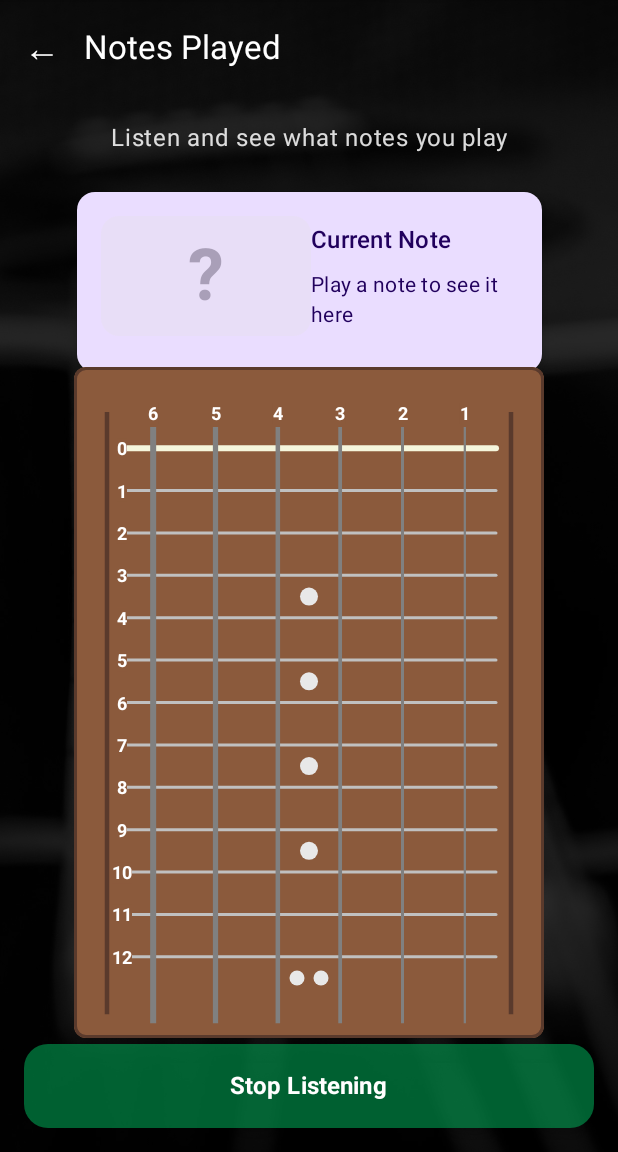
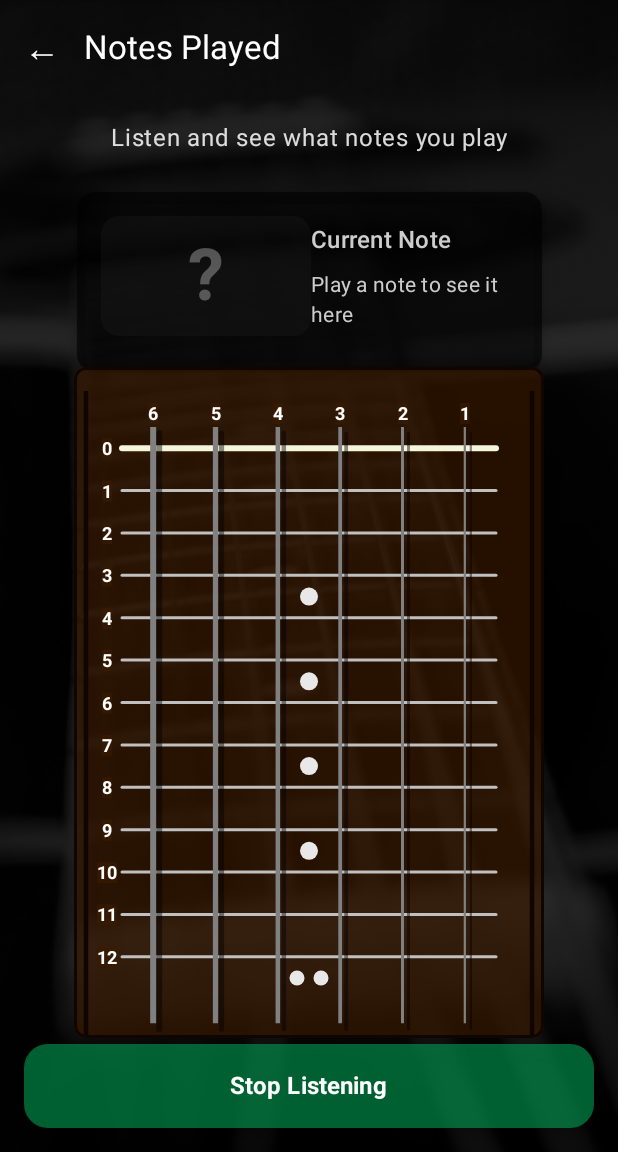
Before and after one commit to tobi01001/android-guitar-notes-learner, an Android app built with Jetpack Compose: the NotesPlayedScreen screen opened through its navigation route, after a tap on "Start Listening", on a phone screen of 412 x 824 dp, the part 84-1236 px from its top. Run offline under Robolectric (Android 15) with nearby library versions, the phone set to English and light mode, and no system bars.

Commit message:
Refine Fretboard visuals and Note display styling
- Add shadows to strings and darken wood colors in FretboardView
- Adjust layout offsets for neck edges and fret numbers
- Simplify double fret marker logic
- Update NotesPlayedScreen to use static dark theme colors
- Bump Android Gradle Plugin to 8.13.1

Signed-off-by: tobi01001 <tobi931@googlemail.com>

```diff
--- a/app/src/main/java/com/androidguitarnotes/app/notesplayed/FretboardView.kt
+++ b/app/src/main/java/com/androidguitarnotes/app/notesplayed/FretboardView.kt
@@ -9,6 +9,7 @@ import androidx.compose.runtime.Composable
 import androidx.compose.ui.Alignment
 import androidx.compose.ui.Modifier
 import androidx.compose.ui.draw.clip
+import androidx.compose.ui.draw.shadow
 import androidx.compose.ui.geometry.Offset
 import androidx.compose.ui.graphics.Color
 import androidx.compose.ui.graphics.StrokeCap
@@ -26,12 +27,12 @@ import com.androidguitarnotes.app.notesplayed.FretboardGridSystem.PixelLayout
 import com.androidguitarnotes.app.ui.NoteColors
 
 // Realistic fretboard colors
-private val FRETBOARD_WOOD_COLOR = Color(0xFF8B5A3C) // Rosewood brown
+private val FRETBOARD_WOOD_COLOR = Color(0xA33A1901) //  brown
 private val FRET_BAR_COLOR = Color(0xFFC0C0C0) // Silver/metal
 private val NUT_COLOR = Color(0xFFF5F5DC) // Beige/bone color for nut
 private val STRING_COLOR = Color(0xFF808080) // Steel grey
 private val FRET_MARKER_COLOR = Color(0xFFE8E8E8) // Pearl/mother-of-pearl
-private val NECK_EDGE_COLOR = Color(0xFF5A3A2C) // Darker wood for binding
+private val NECK_EDGE_COLOR = Color(0xFF110500) // Darker wood for binding
 
 /**
  * Enhanced fretboard visualization using grid-based coordinate system.
@@ -183,7 +184,7 @@ fun FretboardView(
  */
 private fun DrawScope.drawNeckEdges(layout: PixelLayout) {
     val edgeWidth = 3.dp.toPx()
-    val offset = 10.dp.toPx()
+    val offset = 24.dp.toPx()
     // Left edge (column 0)
     drawLine(
         color = NECK_EDGE_COLOR,
@@ -246,7 +247,18 @@ private fun DrawScope.drawStrings(layout: PixelLayout) {
         val x = layout.pixelX(column)
         val y1 = layout.pixelY(0)
         val y2 = layout.pixelY(FretboardGridSystem.ROWS) + 16.dp.toPx()
+        val shadowOffset = 4.dp.toPx()
+        val shadowAlpha = 0.45f
         val strokeWidth = stringWidths[index].toPx()
+
+        // draw a "fake" shadow below the strings to make them look elevated
+        drawLine(
+            color = Color.Black.copy(alpha = shadowAlpha),
+            start = Offset(x + shadowOffset, y1 + shadowOffset),
+            end = Offset(x + shadowOffset, y2 + shadowOffset),
+            strokeWidth = strokeWidth,
+            cap = StrokeCap.Round,
+        )
 
         drawLine(
             color = STRING_COLOR,
@@ -281,8 +293,6 @@ private fun DrawScope.drawFretMarkers(layout: PixelLayout) {
         )
     }
 
-    // Double dots at fret 12
-    if (doubleDotFret <= 12) {
     val fretRow = FretboardGridSystem.fretToRow(doubleDotFret)
     val y1 = layout.pixelY(fretRow)
     val y2 = layout.pixelY(fretRow + 2)
@@ -299,7 +309,6 @@ private fun DrawScope.drawFretMarkers(layout: PixelLayout) {
         radius = 5.dp.toPx(),
         center = Offset(markerX + offset, markerY),
     )
-    }
 }
 
 /**
@@ -321,7 +330,7 @@ private fun DrawScope.drawFretNumbers(
     for (fret in 0..maxFret) {
         val row = FretboardGridSystem.fretToRow(fret)
         val y = layout.pixelY(row)
-        val x = layout.pixelX(0)
+        val x = layout.pixelX(0) - 10.dp.toPx()
 
         val textLayoutResult =
             textMeasurer.measure(
--- a/app/src/main/java/com/androidguitarnotes/app/notesplayed/NotesPlayedScreen.kt
+++ b/app/src/main/java/com/androidguitarnotes/app/notesplayed/NotesPlayedScreen.kt
@@ -312,7 +312,7 @@ private fun NoteCard(
                             baseColor
                         }
                     } else {
-                        MaterialTheme.colorScheme.primaryContainer
+                        Color.Black.copy(alpha = 0.6f)
                     },
             ),
         elevation = CardDefaults.cardElevation(defaultElevation = 4.dp),
@@ -334,7 +334,8 @@ private fun NoteCard(
                             scaleX = noteScale,
                             scaleY = noteScale,
                             alpha = noteAlpha,
-                        ).clip(RoundedCornerShape(12.dp))
+                        )
+                        .clip(RoundedCornerShape(12.dp))
                         .background(
                             if (detectedNote != null) {
                                 // Reduce saturation when persisted by mixing with gray
@@ -349,7 +350,7 @@ private fun NoteCard(
                                     baseColor
                                 }
                             } else {
-                                MaterialTheme.colorScheme.surfaceVariant
+                                Color.DarkGray.copy(alpha = 0.3f)
                             },
                         ),
                 contentAlignment = Alignment.Center,
@@ -360,7 +361,7 @@ private fun NoteCard(
                         style = MaterialTheme.typography.displayLarge,
                         fontSize = 48.sp, // Slightly smaller to fit sharps better
                         fontWeight = FontWeight.Bold,
-                        color = MaterialTheme.colorScheme.onPrimary,
+                        color = Color.White,
                         maxLines = 1,
                     )
                 } else {
@@ -369,7 +370,7 @@ private fun NoteCard(
                         style = MaterialTheme.typography.displayLarge,
                         fontSize = 48.sp,
                         fontWeight = FontWeight.Bold,
-                        color = MaterialTheme.colorScheme.onSurfaceVariant,
+                        color = Color.LightGray,
                     )
                 }
             }
@@ -382,26 +383,26 @@ private fun NoteCard(
                 Text(
                     text = stringResource(R.string.current_note),
                     style = MaterialTheme.typography.titleMedium,
-                    color = MaterialTheme.colorScheme.onPrimaryContainer,
+                    color = Color.LightGray,
                 )
 
                 if (detectedNote != null) {
                     Text(
                         text = stringResource(R.string.note_frequency, detectedNote.frequency),
                         style = MaterialTheme.typography.bodyMedium,
-                        color = MaterialTheme.colorScheme.onPrimaryContainer,
+                        color = Color.LightGray,
                     )
 
                     Text(
                         text = stringResource(R.string.note_cents, detectedNote.cents),
                         style = MaterialTheme.typography.bodySmall,
-                        color = MaterialTheme.colorScheme.onPrimaryContainer,
+                        color = Color.LightGray,
                     )
                 } else {
                     Text(
                         text = stringResource(R.string.play_a_note),
                         style = MaterialTheme.typography.bodyMedium,
-                        color = MaterialTheme.colorScheme.onPrimaryContainer,
+                        color = Color.LightGray,
                     )
                 }
             }
--- a/gradle/libs.versions.toml
+++ b/gradle/libs.versions.toml
@@ -5,7 +5,7 @@ targetSdk = "34"
 compileSdk = "34"
 
 # Plugin versions
-agp = "8.13.0"
+agp = "8.13.1"
 kotlin = "1.9.22"
 ktlintGradle = "12.1.0"
 
```
Lines whose indentation alone changed are shown as unchanged.
